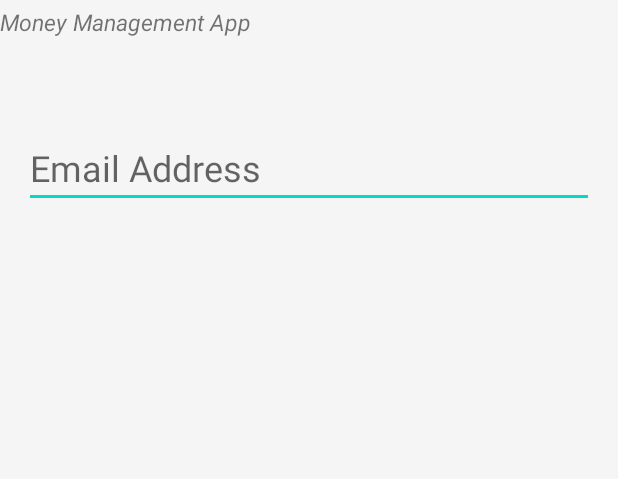
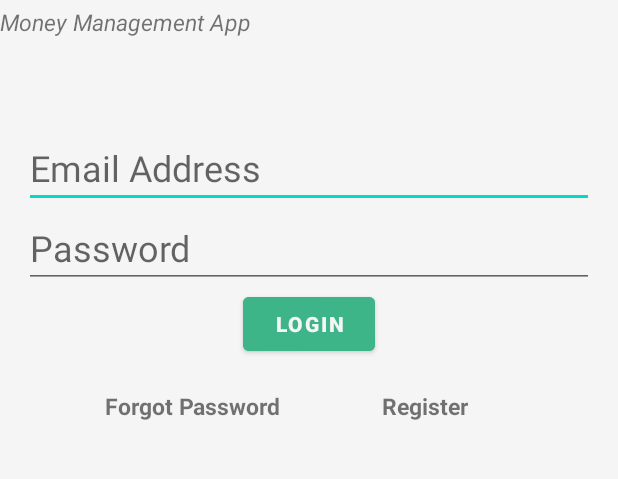
Before and after one commit to JrgRdrgz/EveryDollarTracker, an Android app: the screen it shows after launch (login), on a phone screen of 412 x 824 dp, the part 151-630 px from its top. Run offline under Robolectric (Android 15) with nearby library versions, the phone set to English and light mode, and no system bars; Roboto replaces fonts that are not available here.

Commit message:
added password edittext, login button, forgotpassword and register

```diff
--- a/app/src/main/AndroidManifest.xml
+++ b/app/src/main/AndroidManifest.xml
@@ -9,9 +9,6 @@
         android:roundIcon="@mipmap/ic_launcher_round"
         android:supportsRtl="true"
         android:theme="@style/Theme.EveryDollarTracker">
-        <activity
-            android:name=".ui.login.LoginActivity"
-            android:label="@string/title_activity_login"></activity>
         <activity android:name=".login" />
         <activity android:name=".MainActivity">
             <intent-filter>
--- a/app/src/main/res/layout/activity_login.xml
+++ b/app/src/main/res/layout/activity_login.xml
@@ -27,10 +27,12 @@
         android:layout_marginTop="4dp"
         android:text="Money Management App"
         android:textSize="15dp"
+        android:textAlignment="center"
         android:textStyle="italic"
         app:layout_constraintTop_toBottomOf="@+id/appname"
         tools:layout_editor_absoluteX="124dp"
-        tools:ignore="MissingConstraints"/>
+        tools:ignore="MissingConstraints"
+        android:gravity="center_horizontal" />
 
     <EditText
         android:id="@+id/email"
@@ -45,5 +47,55 @@
         app:layout_constraintRight_toRightOf="parent"
         app:layout_constraintTop_toBottomOf="@+id/slogan"/>
 
+    <EditText
+        android:id="@+id/password"
+        android:layout_width="380dp"
+        android:layout_height="wrap_content"
+        android:ems="10"
+        android:hint="Password"
+        android:inputType="textPassword"
+        android:textSize="24sp"
+        app:layout_constraintLeft_toLeftOf="parent"
+        app:layout_constraintRight_toRightOf="parent"
+        app:layout_constraintTop_toBottomOf="@+id/email"/>
+
+    <Button
+        android:id="@+id/loginbutton"
+        android:layout_width="wrap_content"
+        android:layout_height="wrap_content"
+        android:backgroundTint="#3EB489"
+        android:text="Login"
+        android:textColor="#f5f5f5"
+        android:textStyle="bold"
+        app:layout_constraintLeft_toLeftOf="parent"
+        app:layout_constraintRight_toRightOf="parent"
+        app:layout_constraintTop_toBottomOf="@id/password"
+        />
+
+    <TextView
+        android:id="@+id/forgotpassword"
+        android:layout_width="wrap_content"
+        android:layout_height="wrap_content"
+        android:text="Forgot Password"
+        android:textStyle="bold"
+        android:textSize="15sp"
+        app:layout_constraintTop_toBottomOf="@id/loginbutton"
+        app:layout_constraintLeft_toLeftOf="parent"
+        android:layout_marginTop="20dp"
+        android:layout_marginLeft="70dp"
+        />
+    <TextView
+        android:id="@+id/register"
+        android:layout_width="wrap_content"
+        android:layout_height="wrap_content"
+        android:text="Register"
+        android:textStyle="bold"
+        android:textSize="15sp"
+        app:layout_constraintTop_toBottomOf="@id/loginbutton"
+        app:layout_constraintRight_toRightOf="parent"
+        android:layout_marginRight="100dp"
+        android:layout_marginTop="20dp"
+        />
+
 
 </androidx.constraintlayout.widget.ConstraintLayout>
```
Also changed, not shown: app/src/main/java/com/example/everydollartracker/ui/login/LoggedInUserView.java (deleted, +0 -17 lines), app/src/main/java/com/example/everydollartracker/ui/login/LoginActivity.java (deleted, +0 -136 lines), app/src/main/java/com/example/everydollartracker/ui/login/LoginFormState.java (deleted, +0 -40 lines), app/src/main/java/com/example/everydollartracker/ui/login/LoginResult.java (deleted, +0 -31 lines), app/src/main/java/com/example/everydollartracker/ui/login/LoginViewModel.java (deleted, +0 -70 lines), app/src/main/java/com/example/everydollartracker/ui/login/LoginViewModelFactory.java (deleted, +0 -26 lines).
